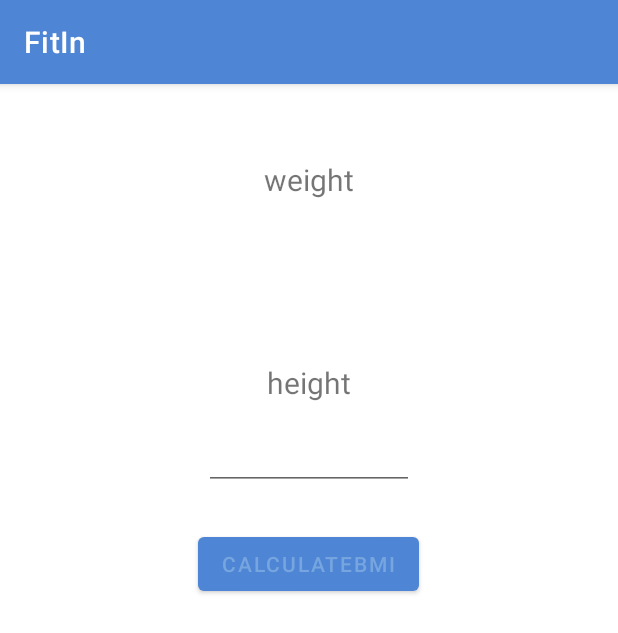
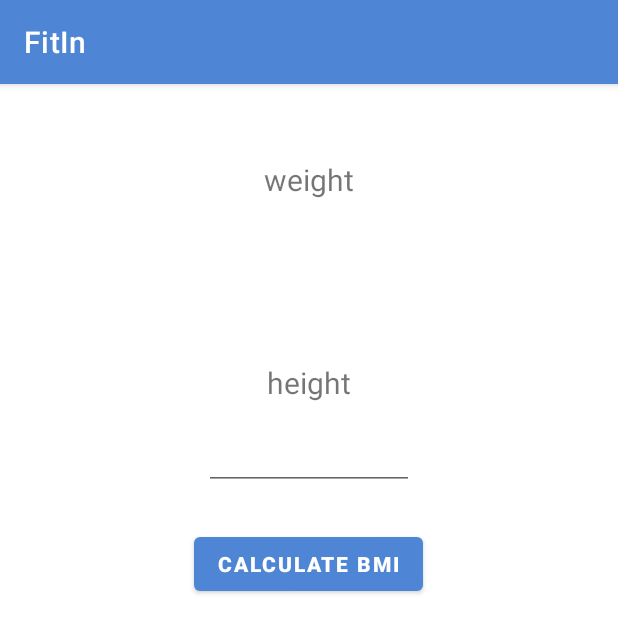
Before and after one commit to elvirmisini/MobileApp, an Android app: the BmiActivity screen opened directly, with no data from a screen before it, on a phone screen of 412 x 824 dp. Shown: the top 633 px of the screen. Run offline under Robolectric (Android 15) with nearby library versions, the light colour scheme and no system bars.

Commit message:
BMI activity

```diff
--- a/app/src/main/java/com/example/mobileapp/BmiActivity.java
+++ b/app/src/main/java/com/example/mobileapp/BmiActivity.java
@@ -41,9 +41,9 @@ public class BmiActivity extends AppCompatActivity {
         height = Double.parseDouble(heightText.getText().toString());
 
         bmi = height * height;
-        bmi = weight / bmi;
+        bmi = weight * 10000 / bmi;
 
-        yourBIM.setText(String.valueOf(bmi));
+        yourBIM.setText(String.valueOf(String.format("%.2f", bmi)));
 
         if (bmi < 18.5) {
             msg = "UnderWeight";
--- a/app/src/main/res/layout/activity_bmi.xml
+++ b/app/src/main/res/layout/activity_bmi.xml
@@ -54,7 +54,9 @@
         android:layout_gravity="center_horizontal"
         android:layout_marginTop="25dp"
         android:onClick="CalculateBMI"
-        android:text="calculateBMI"
+        android:text="calculate BMI"
+        android:textColor="#FFFFFF"
+        android:textStyle="bold"
         />
 
     <TextView
--- a/app/src/main/res/layout/activity_fitness.xml
+++ b/app/src/main/res/layout/activity_fitness.xml
@@ -19,7 +19,6 @@
             android:id="@+id/gymAchievement"
             android:layout_width="120dp"
             android:layout_height="100dp"
-
             android:layout_marginTop="20dp"
             android:layout_marginBottom="200dp"
             app:srcCompat="@drawable/gymachievement"
@@ -48,7 +47,7 @@
             android:layout_marginTop="20dp"
             android:layout_marginLeft="100dp"
             android:layout_marginBottom="200dp"
-            app:srcCompat="@drawable/gymfood"
+            app:srcCompat="@drawable/bmicalculator"
             android:paddingTop="9dp"
             />
 
--- a/app/src/main/res/values/strings.xml
+++ b/app/src/main/res/values/strings.xml
@@ -59,6 +59,6 @@
     <string name="homeW">Home workouts</string>
     <string name="muscle">Muscle Growth</string>
     <string name="total">Total Body</string>
-    <string name="bmicalculator">BMI Calculator</string>
+    <string name="bmicalculator">Bmi Calculator</string>
 
 </resources>
```
Also changed, not shown: app/src/main/res/drawable-v24/bmicalculator.PNG (added).
